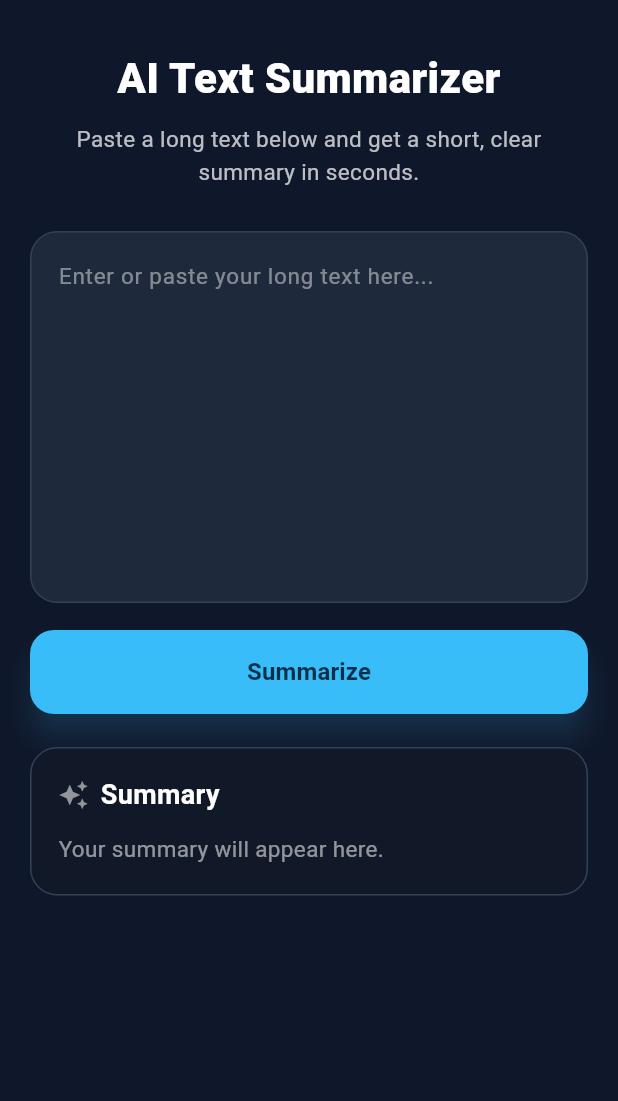
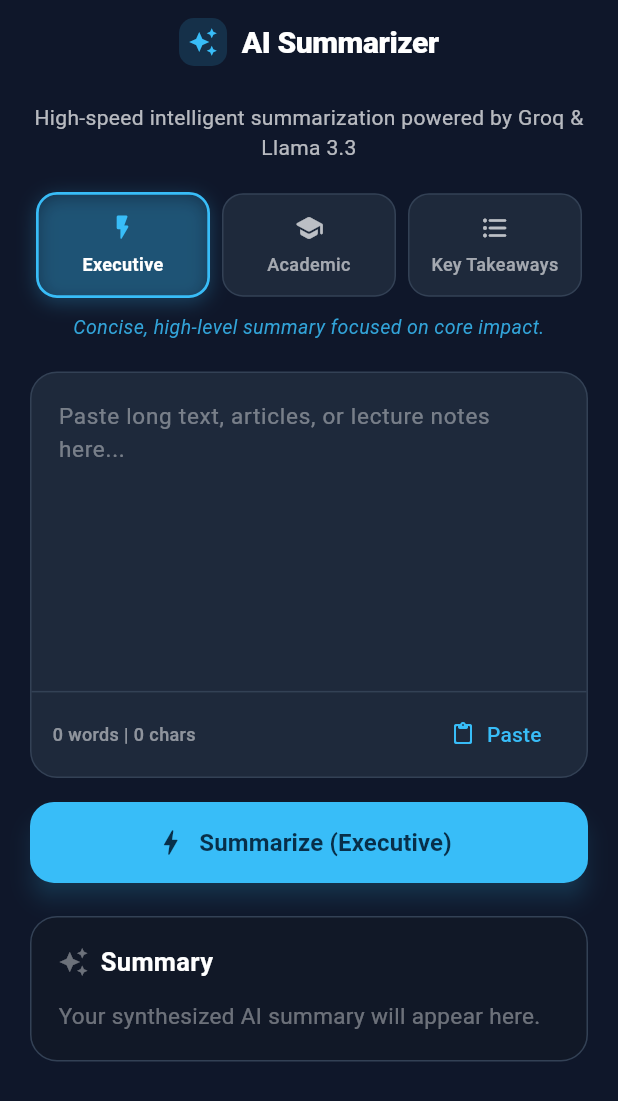
Before and after one commit to gdnz1/ai-summarizer-app, a Flutter app: the screen it shows after launch, on a phone screen of 412 x 824 dp. Shown: the top 1101 px of the screen. Run offline on Flutter 3.47's test engine with Material 3 defaults, Android fonts, the phone set to English and light mode, and no system bars.

Commit message:
feat(ui): add mode selection, clipboard actions and text statistics

```diff
--- a/lib/screens/summarizer_screen.dart
+++ b/lib/screens/summarizer_screen.dart
@@ -1,6 +1,9 @@
 import 'package:flutter/material.dart';
+import 'package:flutter/services.dart';
 
-import '../services/openai_service.dart';
+import '../models/summary_mode.dart';
+import '../services/groq_summarizer_service.dart';
+import '../widgets/mode_selector_bar.dart';
 
 class SummarizerScreen extends StatefulWidget {
   const SummarizerScreen({super.key});
@@ -11,10 +14,18 @@
 
 class _SummarizerScreenState extends State<SummarizerScreen> {
   final TextEditingController _textController = TextEditingController();
-  final OpenAiService _openAiService = OpenAiService();
+  final GroqSummarizerService _summarizerService = GroqSummarizerService();
 
+  SummaryMode _selectedMode = SummaryMode.executive;
   bool _isLoading = false;
   String _summary = '';
+  SummaryMode? _lastSummarizedMode;
+
+  @override
+  void initState() {
+    super.initState();
+    _textController.addListener(() => setState(() {}));
+  }
 
   @override
   void dispose() {
@@ -22,29 +33,46 @@
     super.dispose();
   }
 
+  int get _wordCount {
+    final text = _textController.text.trim();
+    if (text.isEmpty) return 0;
+    return text.split(RegExp(r'\s+')).length;
+  }
+
+  int get _charCount => _textController.text.length;
+
   Future<void> _summarizeText() async {
     final inputText = _textController.text.trim();
 
     if (inputText.isEmpty) {
-      _showMessage('Please enter text to summarize.');
+      _showMessage('Please enter or paste text to summarize.', isError: true);
       return;
     }
 
     setState(() {
       _isLoading = true;
       _summary = '';
+      _lastSummarizedMode = null;
     });
 
     try {
-      final summary = await _openAiService.summarizeText(inputText);
+      final summary = await _summarizerService.summarizeText(
+        text: inputText,
+        mode: _selectedMode,
+      );
 
       if (!mounted) return;
 
       setState(() {
         _summary = summary;
+        _lastSummarizedMode = _selectedMode;
       });
     } catch (error) {
-      _showMessage(error.toString().replaceFirst('Exception: ', ''));
+      if (!mounted) return;
+      _showMessage(
+        error.toString().replaceFirst('Exception: ', ''),
+        isError: true,
+      );
     } finally {
       if (mounted) {
         setState(() {
@@ -54,12 +82,39 @@
     }
   }
 
-  void _showMessage(String message) {
+  void _clearInput() {
+    _textController.clear();
+    setState(() {
+      _summary = '';
+      _lastSummarizedMode = null;
+    });
+  }
+
+  Future<void> _pasteFromClipboard() async {
+    final data = await Clipboard.getData(Clipboard.kTextPlain);
+    if (data?.text != null && data!.text!.isNotEmpty) {
+      _textController.text = data.text!;
+      _showMessage('Text pasted from clipboard.');
+    }
+  }
+
+  void _copySummary() {
+    if (_summary.isEmpty) return;
+    Clipboard.setData(ClipboardData(text: _summary));
+    _showMessage('Summary copied to clipboard!');
+  }
+
+  void _showMessage(String message, {bool isError = false}) {
     ScaffoldMessenger.of(context).showSnackBar(
       SnackBar(
-        content: Text(message),
+        content: Text(
+          message,
+          style: const TextStyle(fontWeight: FontWeight.w600),
+        ),
         behavior: SnackBarBehavior.floating,
-        backgroundColor: const Color(0xFFEF4444),
+        backgroundColor: isError ? const Color(0xFFEF4444) : const Color(0xFF0284C7),
+        shape: RoundedRectangleBorder(borderRadius: BorderRadius.circular(12)),
+        duration: const Duration(seconds: 3),
       ),
     );
   }
@@ -68,76 +123,118 @@
   Widget build(BuildContext context) {
     return Scaffold(
       backgroundColor: const Color(0xFF0F172A),
+      appBar: AppBar(
+        backgroundColor: Colors.transparent,
+        elevation: 0,
+        centerTitle: true,
+        title: Row(
+          mainAxisSize: MainAxisSize.min,
+          children: [
+            Container(
+              padding: const EdgeInsets.all(6),
+              decoration: BoxDecoration(
+                color: const Color(0xFF38BDF8).withValues(alpha: 0.15),
+                borderRadius: BorderRadius.circular(10),
+              ),
+              child: const Icon(
+                Icons.auto_awesome,
+                color: Color(0xFF38BDF8),
+                size: 20,
+              ),
+            ),
+            const SizedBox(width: 10),
+            const Text(
+              'AI Summarizer',
+              style: TextStyle(
+                color: Colors.white,
+                fontWeight: FontWeight.w800,
+                fontSize: 20,
+                letterSpacing: -0.3,
+              ),
+            ),
+          ],
+        ),
+      ),
       body: SafeArea(
         child: LayoutBuilder(
           builder: (context, constraints) {
             return SingleChildScrollView(
-              padding: const EdgeInsets.all(20),
+              padding: const EdgeInsets.symmetric(horizontal: 20, vertical: 12),
               child: ConstrainedBox(
                 constraints: BoxConstraints(
-                  minHeight: constraints.maxHeight - 40,
+                  minHeight: constraints.maxHeight - 24,
                 ),
                 child: Column(
                   crossAxisAlignment: CrossAxisAlignment.stretch,
                   children: [
-                    const SizedBox(height: 12),
-                    const Text(
-                      'AI Text Summarizer',
+                    Text(
+                      'High-speed intelligent summarization powered by Groq & Llama 3.3',
                       textAlign: TextAlign.center,
                       style: TextStyle(
-                        color: Colors.white,
-                        fontSize: 28,
-                        fontWeight: FontWeight.w800,
+                        color: Colors.white.withValues(alpha: 0.70),
+                        fontSize: 14,
+                        height: 1.4,
                       ),
                     ),
-                    const SizedBox(height: 10),
-                    Text(
-                      'Paste a long text below and get a short, clear summary in seconds.',
-                      textAlign: TextAlign.center,
-                      style: TextStyle(
-                        color: Colors.white.withValues(alpha: 0.72),
-                        fontSize: 15,
-                        height: 1.45,
+                    const SizedBox(height: 20),
+                    ModeSelectorBar(
+                      selectedMode: _selectedMode,
+                      onModeChanged: (mode) {
+                        setState(() => _selectedMode = mode);
+                      },
+                    ),
+                    const SizedBox(height: 20),
+                    _InputCard(
+                      controller: _textController,
+                      wordCount: _wordCount,
+                      charCount: _charCount,
+                      onClear: _clearInput,
+                      onPaste: _pasteFromClipboard,
+                    ),
+                    const SizedBox(height: 16),
+                    SizedBox(
+                      height: 54,
+                      child: ElevatedButton.icon(
+                        onPressed: _isLoading ? null : _summarizeText,
+                        icon: _isLoading
+                            ? const SizedBox.shrink()
+                            : const Icon(Icons.bolt_rounded, size: 22),
+                        label: _isLoading
+                            ? const SizedBox(
+                                height: 22,
+                                width: 22,
+                                child: CircularProgressIndicator(
+                                  strokeWidth: 2.5,
+                                  color: Colors.white,
+                                ),
+                              )
+                            : Text(
+                                'Summarize (${_selectedMode.label})',
+                                style: const TextStyle(
+                                  fontSize: 16,
+                                  fontWeight: FontWeight.w700,
                                 ),
                               ),
-                    const SizedBox(height: 28),
-                    _InputCard(controller: _textController),
-                    const SizedBox(height: 18),
-                    SizedBox(
-                      height: 56,
-                      child: ElevatedButton(
-                        onPressed: _isLoading ? null : _summarizeText,
                         style: ElevatedButton.styleFrom(
                           backgroundColor: const Color(0xFF38BDF8),
                           foregroundColor: const Color(0xFF082F49),
                           disabledBackgroundColor: const Color(0xFF334155),
                           disabledForegroundColor: Colors.white70,
-                          elevation: 8,
+                          elevation: 6,
                           shadowColor: const Color(0x6638BDF8),
                           shape: RoundedRectangleBorder(
                             borderRadius: BorderRadius.circular(16),
                           ),
                         ),
-                        child: _isLoading
-                            ? const SizedBox(
-                                height: 24,
-                                width: 24,
-                                child: CircularProgressIndicator(
-                                  strokeWidth: 2.5,
-                                  color: Colors.white,
-                                ),
-                              )
-                            : const Text(
-                                'Summarize',
-                                style: TextStyle(
-                                  fontSize: 16,
-                                  fontWeight: FontWeight.w700,
-                                ),
-                              ),
                       ),
                     ),
                     const SizedBox(height: 22),
-                    _SummaryCard(summary: _summary),
+                    _SummaryCard(
+                      summary: _summary,
+                      mode: _lastSummarizedMode,
+                      onCopy: _copySummary,
+                    ),
+                    const SizedBox(height: 20),
                   ],
                 ),
               ),
@@ -150,40 +247,97 @@
 }
 
 class _InputCard extends StatelessWidget {
-  const _InputCard({required this.controller});
+  const _InputCard({
+    required this.controller,
+    required this.wordCount,
+    required this.charCount,
+    required this.onClear,
+    required this.onPaste,
+  });
 
   final TextEditingController controller;
+  final int wordCount;
+  final int charCount;
+  final VoidCallback onClear;
+  final VoidCallback onPaste;
 
   @override
   Widget build(BuildContext context) {
+    final hasText = controller.text.isNotEmpty;
+
     return Container(
       decoration: BoxDecoration(
         color: const Color(0xFF1E293B),
         borderRadius: BorderRadius.circular(18),
         border: Border.all(color: const Color(0xFF334155)),
       ),
-      child: TextField(
+      child: Column(
+        children: [
+          TextField(
             controller: controller,
-        minLines: 10,
-        maxLines: 16,
+            minLines: 8,
+            maxLines: 14,
             keyboardType: TextInputType.multiline,
-        style: const TextStyle(color: Colors.white, fontSize: 15, height: 1.4),
+            style: const TextStyle(color: Colors.white, fontSize: 15, height: 1.45),
             cursorColor: const Color(0xFF38BDF8),
             decoration: InputDecoration(
-          hintText: 'Enter or paste your long text here...',
-          hintStyle: TextStyle(color: Colors.white.withValues(alpha: 0.45)),
+              hintText: 'Paste long text, articles, or lecture notes here...',
+              hintStyle: TextStyle(color: Colors.white.withValues(alpha: 0.40)),
               border: InputBorder.none,
               contentPadding: const EdgeInsets.all(18),
             ),
+          ),
+          const Divider(height: 1, color: Color(0xFF334155)),
+          Padding(
+            padding: const EdgeInsets.symmetric(horizontal: 14, vertical: 8),
+            child: Row(
+              children: [
+                Text(
+                  '$wordCount words | $charCount chars',
+                  style: TextStyle(
+                    color: Colors.white.withValues(alpha: 0.5),
+                    fontSize: 12,
+                    fontWeight: FontWeight.w500,
+                  ),
+                ),
+                const Spacer(),
+                if (!hasText)
+                  TextButton.icon(
+                    onPressed: onPaste,
+                    icon: const Icon(Icons.paste_rounded, size: 16),
+                    label: const Text('Paste'),
+                    style: TextButton.styleFrom(
+                      foregroundColor: const Color(0xFF38BDF8),
+                      visualDensity: VisualDensity.compact,
+                    ),
+                  ),
+                if (hasText)
+                  IconButton(
+                    tooltip: 'Clear input',
+                    onPressed: onClear,
+                    icon: const Icon(Icons.clear_rounded, size: 18),
+                    color: Colors.white54,
+                    visualDensity: VisualDensity.compact,
+                  ),
+              ],
+            ),
+          ),
+        ],
       ),
     );
   }
 }
 
 class _SummaryCard extends StatelessWidget {
-  const _SummaryCard({required this.summary});
+  const _SummaryCard({
+    required this.summary,
+    required this.mode,
+    required this.onCopy,
+  });
 
   final String summary;
+  final SummaryMode? mode;
+  final VoidCallback onCopy;
 
   @override
   Widget build(BuildContext context) {
@@ -196,7 +350,17 @@
         borderRadius: BorderRadius.circular(18),
         border: Border.all(
           color: hasSummary ? const Color(0xFF38BDF8) : const Color(0xFF334155),
+          width: hasSummary ? 1.5 : 1.0,
         ),
+        boxShadow: hasSummary
+            ? [
+                BoxShadow(
+                  color: const Color(0xFF38BDF8).withValues(alpha: 0.12),
+                  blurRadius: 16,
+                  offset: const Offset(0, 4),
+                ),
+              ]
+            : null,
       ),
       child: Column(
         crossAxisAlignment: CrossAxisAlignment.start,
@@ -204,28 +368,43 @@
           Row(
             children: [
               Icon(
-                Icons.auto_awesome,
-                color: hasSummary ? const Color(0xFF38BDF8) : Colors.white54,
+                hasSummary ? (mode?.icon ?? Icons.auto_awesome) : Icons.auto_awesome,
+                color: hasSummary ? const Color(0xFF38BDF8) : Colors.white38,
                 size: 20,
               ),
               const SizedBox(width: 8),
-              const Text(
-                'Summary',
-                style: TextStyle(
+              Text(
+                hasSummary && mode != null
+                    ? '${mode!.label} Summary'
+                    : 'Summary',
+                style: const TextStyle(
                   color: Colors.white,
-                  fontSize: 18,
+                  fontSize: 17,
                   fontWeight: FontWeight.w700,
+                ),
+              ),
+              const Spacer(),
+              if (hasSummary)
+                TextButton.icon(
+                  onPressed: onCopy,
+                  icon: const Icon(Icons.copy_rounded, size: 16),
+                  label: const Text('Copy'),
+                  style: TextButton.styleFrom(
+                    foregroundColor: const Color(0xFF38BDF8),
+                    visualDensity: VisualDensity.compact,
                   ),
                 ),
             ],
           ),
           const SizedBox(height: 12),
-          Text(
-            hasSummary ? summary : 'Your summary will appear here.',
+          SelectableText(
+            hasSummary
+                ? summary
+                : 'Your synthesized AI summary will appear here.',
             style: TextStyle(
-              color: hasSummary ? Colors.white : Colors.white54,
+              color: hasSummary ? Colors.white : Colors.white38,
               fontSize: 15,
-              height: 1.5,
+              height: 1.55,
             ),
           ),
         ],
```
Lines whose indentation alone changed are shown as unchanged.
